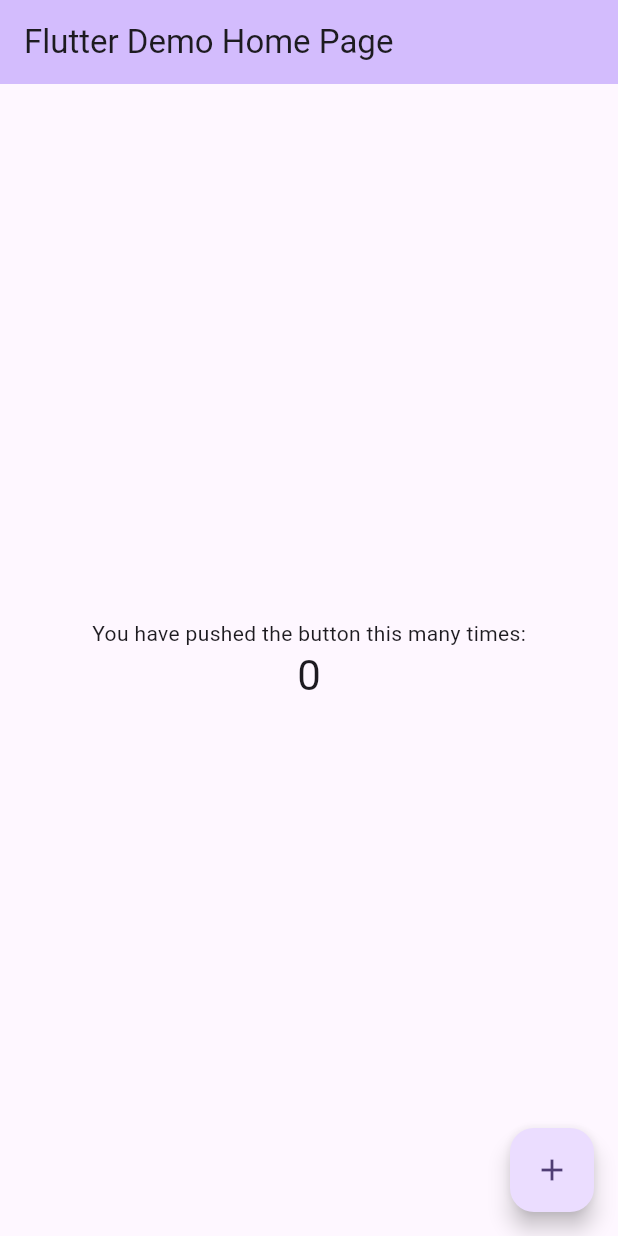
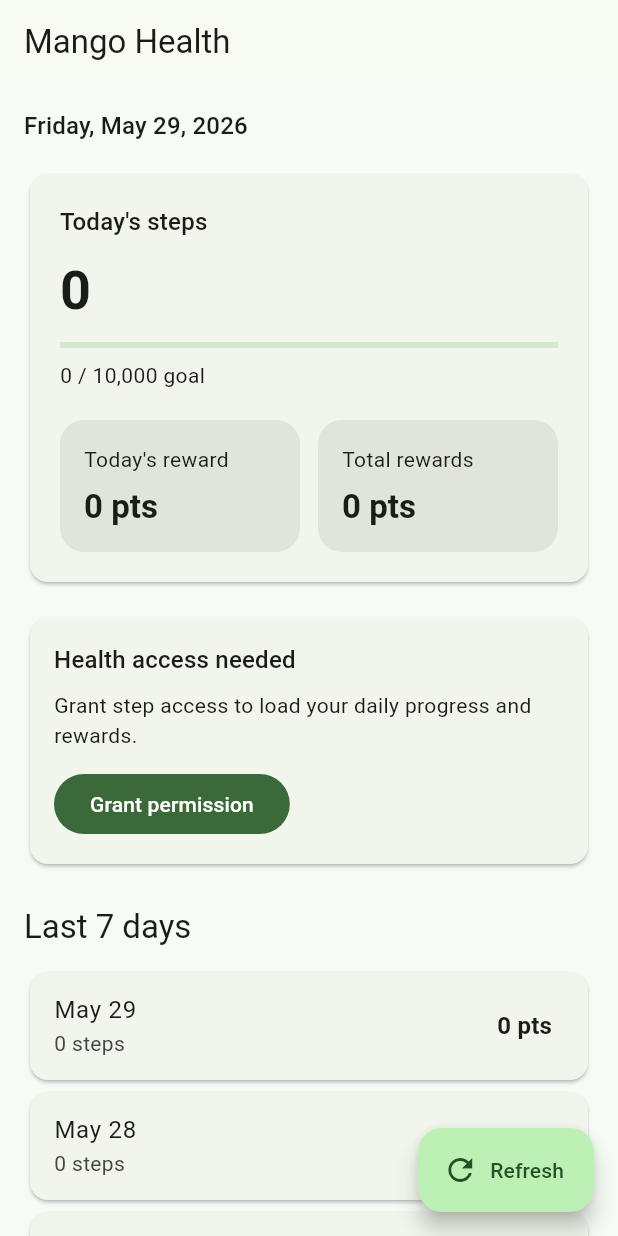
Before and after one commit to AvilPage/mango_health, a Flutter app: the screen it shows after launch, on a phone screen of 412 x 824 dp. Run offline on Flutter 3.47's test engine with Material 3 defaults, Android fonts, the phone set to English and light mode, and no system bars; our stand-ins replace pocketbase, sqflite; missing offline and left inert: health; accounts and stored records are empty.

Commit message:
feat: home screen with steps and rewards

```diff
--- a/lib/main.dart
+++ b/lib/main.dart
@@ -1,122 +1,28 @@
 import 'package:flutter/material.dart';
 
-void main() {
-  runApp(const MyApp());
+import 'screens/home_screen.dart';
+import 'services/database_service.dart';
+
+Future<void> main() async {
+  WidgetsFlutterBinding.ensureInitialized();
+  await DatabaseService.instance.database;
+  runApp(const MangoHealthApp());
 }
 
-class MyApp extends StatelessWidget {
-  const MyApp({super.key});
+class MangoHealthApp extends StatelessWidget {
+  const MangoHealthApp({super.key});
 
-  // This widget is the root of your application.
   @override
   Widget build(BuildContext context) {
     return MaterialApp(
-      title: 'Flutter Demo',
+      title: 'Mango Health',
+      debugShowCheckedModeBanner: false,
       theme: ThemeData(
-        // This is the theme of your application.
-        //
-        // TRY THIS: Try running your application with "flutter run". You'll see
-        // the application has a purple toolbar. Then, without quitting the app,
-        // try changing the seedColor in the colorScheme below to Colors.green
-        // and then invoke "hot reload" (save your changes or press the "hot
-        // reload" button in a Flutter-supported IDE, or press "r" if you used
-        // the command line to start the app).
-        //
-        // Notice that the counter didn't reset back to zero; the application
-        // state is not lost during the reload. To reset the state, use hot
-        // restart instead.
-        //
-        // This works for code too, not just values: Most code changes can be
-        // tested with just a hot reload.
-        colorScheme: .fromSeed(seedColor: Colors.deepPurple),
+        useMaterial3: true,
+        colorScheme: ColorScheme.fromSeed(seedColor: Colors.green),
+        scaffoldBackgroundColor: const Color(0xFFF6FBF6),
       ),
-      home: const MyHomePage(title: 'Flutter Demo Home Page'),
+      home: const HomeScreen(),
     );
   }
 }
-
-class MyHomePage extends StatefulWidget {
-  const MyHomePage({super.key, required this.title});
-
-  // This widget is the home page of your application. It is stateful, meaning
-  // that it has a State object (defined below) that contains fields that affect
-  // how it looks.
-
-  // This class is the configuration for the state. It holds the values (in this
-  // case the title) provided by the parent (in this case the App widget) and
-  // used by the build method of the State. Fields in a Widget subclass are
-  // always marked "final".
-
-  final String title;
-
-  @override
-  State<MyHomePage> createState() => _MyHomePageState();
-}
-
-class _MyHomePageState extends State<MyHomePage> {
-  int _counter = 0;
-
-  void _incrementCounter() {
-    setState(() {
-      // This call to setState tells the Flutter framework that something has
-      // changed in this State, which causes it to rerun the build method below
-      // so that the display can reflect the updated values. If we changed
-      // _counter without calling setState(), then the build method would not be
-      // called again, and so nothing would appear to happen.
-      _counter++;
-    });
-  }
-
-  @override
-  Widget build(BuildContext context) {
-    // This method is rerun every time setState is called, for instance as done
-    // by the _incrementCounter method above.
-    //
-    // The Flutter framework has been optimized to make rerunning build methods
-    // fast, so that you can just rebuild anything that needs updating rather
-    // than having to individually change instances of widgets.
-    return Scaffold(
-      appBar: AppBar(
-        // TRY THIS: Try changing the color here to a specific color (to
-        // Colors.amber, perhaps?) and trigger a hot reload to see the AppBar
-        // change color while the other colors stay the same.
-        backgroundColor: Theme.of(context).colorScheme.inversePrimary,
-        // Here we take the value from the MyHomePage object that was created by
-        // the App.build method, and use it to set our appbar title.
-        title: Text(widget.title),
-      ),
-      body: Center(
-        // Center is a layout widget. It takes a single child and positions it
-        // in the middle of the parent.
-        child: Column(
-          // Column is also a layout widget. It takes a list of children and
-          // arranges them vertically. By default, it sizes itself to fit its
-          // children horizontally, and tries to be as tall as its parent.
-          //
-          // Column has various properties to control how it sizes itself and
-          // how it positions its children. Here we use mainAxisAlignment to
-          // center the children vertically; the main axis here is the vertical
-          // axis because Columns are vertical (the cross axis would be
-          // horizontal).
-          //
-          // TRY THIS: Invoke "debug painting" (choose the "Toggle Debug Paint"
-          // action in the IDE, or press "p" in the console), to see the
-          // wireframe for each widget.
-          mainAxisAlignment: .center,
-          children: [
-            const Text('You have pushed the button this many times:'),
-            Text(
-              '$_counter',
-              style: Theme.of(context).textTheme.headlineMedium,
-            ),
-          ],
-        ),
-      ),
-      floatingActionButton: FloatingActionButton(
-        onPressed: _incrementCounter,
-        tooltip: 'Increment',
-        child: const Icon(Icons.add),
-      ),
-    );
-  }
-}
--- /dev/null
+++ b/lib/screens/home_screen.dart
@@ -0,0 +1,325 @@
+import 'package:flutter/material.dart';
+import 'package:intl/intl.dart';
+
+import '../models/daily_step.dart';
+import '../services/database_service.dart';
+import '../services/health_service.dart';
+import '../services/rewards_service.dart';
+
+class HomeScreen extends StatefulWidget {
+  const HomeScreen({super.key});
+
+  @override
+  State<HomeScreen> createState() => _HomeScreenState();
+}
+
+class _HomeScreenState extends State<HomeScreen> with WidgetsBindingObserver {
+  final DatabaseService _databaseService = DatabaseService.instance;
+  final HealthService _healthService = HealthService();
+  final RewardsService _rewardsService = const RewardsService();
+
+  bool _isLoading = true;
+  bool _hasPermission = false;
+  int _todaySteps = 0;
+  int _todayPoints = 0;
+  int _totalPoints = 0;
+  List<DailyStep> _history = const [];
+  String? _errorMessage;
+
+  @override
+  void initState() {
+    super.initState();
+    WidgetsBinding.instance.addObserver(this);
+    _loadData(requestPermissions: true);
+  }
+
+  @override
+  void dispose() {
+    WidgetsBinding.instance.removeObserver(this);
+    super.dispose();
+  }
+
+  @override
+  void didChangeAppLifecycleState(AppLifecycleState state) {
+    if (state == AppLifecycleState.resumed) {
+      _loadData();
+    }
+  }
+
+  Future<void> _loadData({bool requestPermissions = false}) async {
+    setState(() {
+      _isLoading = true;
+      _errorMessage = null;
+    });
+
+    try {
+      final hasPermission = requestPermissions
+          ? await _healthService.requestPermissions()
+          : _hasPermission;
+
+      List<DailyStep> history = await _databaseService.getStepsHistory();
+      int todaySteps = 0;
+      int todayPoints = 0;
+
+      if (hasPermission) {
+        todaySteps = await _healthService.getTodaySteps();
+        todayPoints = _rewardsService.calculatePoints(todaySteps);
+        await _databaseService.upsertSteps(_todayKey, todaySteps, todayPoints);
+        history = await _databaseService.getStepsHistory();
+      }
+
+      if (!mounted) {
+        return;
+      }
+
+      setState(() {
+        _hasPermission = hasPermission;
+        _todaySteps = todaySteps;
+        _todayPoints = todayPoints;
+        _history = _lastSevenDays(history);
+        _totalPoints = _rewardsService.getTotalPoints(history);
+      });
+    } catch (error) {
+      if (!mounted) {
+        return;
+      }
+
+      setState(() {
+        _errorMessage = 'Could not load step data.';
+      });
+    } finally {
+      if (mounted) {
+        setState(() {
+          _isLoading = false;
+        });
+      }
+    }
+  }
+
+  String get _todayKey => DateFormat('yyyy-MM-dd').format(DateTime.now());
+
+  List<DailyStep> _lastSevenDays(List<DailyStep> history) {
+    final byDate = {for (final item in history) item.date: item};
+    final now = DateTime.now();
+
+    return List<DailyStep>.generate(7, (index) {
+      final date = DateTime(now.year, now.month, now.day).subtract(
+        Duration(days: index),
+      );
+      final key = DateFormat('yyyy-MM-dd').format(date);
+      return byDate[key] ??
+          DailyStep(date: key, steps: 0, rewardPoints: 0, synced: false);
+    });
+  }
+
+  @override
+  Widget build(BuildContext context) {
+    final theme = Theme.of(context);
+    final progress = (_todaySteps / 10000).clamp(0, 1).toDouble();
+
+    return Scaffold(
+      appBar: AppBar(
+        title: const Text('Mango Health'),
+      ),
+      floatingActionButton: FloatingActionButton.extended(
+        onPressed: _isLoading ? null : () => _loadData(),
+        icon: const Icon(Icons.refresh),
+        label: const Text('Refresh'),
+      ),
+      body: RefreshIndicator(
+        onRefresh: () => _loadData(),
+        child: ListView(
+          physics: const AlwaysScrollableScrollPhysics(),
+          padding: const EdgeInsets.all(16),
+          children: [
+            Text(
+              DateFormat.yMMMMEEEEd().format(DateTime.now()),
+              style: theme.textTheme.titleMedium,
+            ),
+            const SizedBox(height: 16),
+            _SummaryCard(
+              todaySteps: _todaySteps,
+              progress: progress,
+              todayPoints: _todayPoints,
+              totalPoints: _totalPoints,
+              isLoading: _isLoading,
+            ),
+            if (!_hasPermission) ...[
+              const SizedBox(height: 16),
+              Card(
+                child: Padding(
+                  padding: const EdgeInsets.all(16),
+                  child: Column(
+                    crossAxisAlignment: CrossAxisAlignment.start,
+                    children: [
+                      Text(
+                        'Health access needed',
+                        style: theme.textTheme.titleMedium,
+                      ),
+                      const SizedBox(height: 8),
+                      const Text(
+                        'Grant step access to load your daily progress and rewards.',
+                      ),
+                      const SizedBox(height: 12),
+                      FilledButton(
+                        onPressed: _isLoading
+                            ? null
+                            : () => _loadData(requestPermissions: true),
+                        child: const Text('Grant permission'),
+                      ),
+                    ],
+                  ),
+                ),
+              ),
+            ],
+            if (_errorMessage != null) ...[
+              const SizedBox(height: 16),
+              Card(
+                color: theme.colorScheme.errorContainer,
+                child: Padding(
+                  padding: const EdgeInsets.all(16),
+                  child: Text(
+                    _errorMessage!,
+                    style: theme.textTheme.bodyMedium?.copyWith(
+                      color: theme.colorScheme.onErrorContainer,
+                    ),
+                  ),
+                ),
+              ),
+            ],
+            const SizedBox(height: 24),
+            Text(
+              'Last 7 days',
+              style: theme.textTheme.titleLarge,
+            ),
+            const SizedBox(height: 12),
+            ..._history.map(_HistoryTile.new),
+            const SizedBox(height: 96),
+          ],
+        ),
+      ),
+    );
+  }
+}
+
+class _SummaryCard extends StatelessWidget {
+  const _SummaryCard({
+    required this.todaySteps,
+    required this.progress,
+    required this.todayPoints,
+    required this.totalPoints,
+    required this.isLoading,
+  });
+
+  final int todaySteps;
+  final double progress;
+  final int todayPoints;
+  final int totalPoints;
+  final bool isLoading;
+
+  @override
+  Widget build(BuildContext context) {
+    final theme = Theme.of(context);
+
+    return Card(
+      child: Padding(
+        padding: const EdgeInsets.all(20),
+        child: Column(
+          crossAxisAlignment: CrossAxisAlignment.start,
+          children: [
+            Text('Today\'s steps', style: theme.textTheme.titleMedium),
+            const SizedBox(height: 12),
+            Text(
+              NumberFormat.decimalPattern().format(todaySteps),
+              style: theme.textTheme.displaySmall?.copyWith(
+                fontWeight: FontWeight.w700,
+              ),
+            ),
+            const SizedBox(height: 12),
+            LinearProgressIndicator(value: isLoading ? null : progress),
+            const SizedBox(height: 8),
+            Text(
+              '${NumberFormat.decimalPattern().format(todaySteps)} / 10,000 goal',
+            ),
+            const SizedBox(height: 20),
+            Row(
+              children: [
+                Expanded(
+                  child: _MetricTile(
+                    label: 'Today\'s reward',
+                    value: '$todayPoints pts',
+                  ),
+                ),
+                const SizedBox(width: 12),
+                Expanded(
+                  child: _MetricTile(
+                    label: 'Total rewards',
+                    value: '$totalPoints pts',
+                  ),
+                ),
+              ],
+            ),
+          ],
+        ),
+      ),
+    );
+  }
+}
+
+class _MetricTile extends StatelessWidget {
+  const _MetricTile({required this.label, required this.value});
+
+  final String label;
+  final String value;
+
+  @override
+  Widget build(BuildContext context) {
+    final theme = Theme.of(context);
+
+    return Container(
+      padding: const EdgeInsets.all(16),
+      decoration: BoxDecoration(
+        color: theme.colorScheme.surfaceContainerHighest,
+        borderRadius: BorderRadius.circular(16),
+      ),
+      child: Column(
+        crossAxisAlignment: CrossAxisAlignment.start,
+        children: [
+          Text(label, style: theme.textTheme.bodyMedium),
+          const SizedBox(height: 8),
+          Text(
+            value,
+            style: theme.textTheme.titleLarge?.copyWith(
+              fontWeight: FontWeight.w700,
+            ),
+          ),
+        ],
+      ),
+    );
+  }
+}
+
+class _HistoryTile extends StatelessWidget {
+  const _HistoryTile(this.step);
+
+  final DailyStep step;
+
+  @override
+  Widget build(BuildContext context) {
+    final theme = Theme.of(context);
+    final date = DateTime.parse(step.date);
+
+    return Card(
+      child: ListTile(
+        title: Text(DateFormat.MMMd().format(date)),
+        subtitle: Text('${NumberFormat.decimalPattern().format(step.steps)} steps'),
+        trailing: Text(
+          '${step.rewardPoints} pts',
+          style: theme.textTheme.titleMedium?.copyWith(
+            fontWeight: FontWeight.w600,
+          ),
+        ),
+      ),
+    );
+  }
+}
```
Also changed, not shown: 1 other file.
